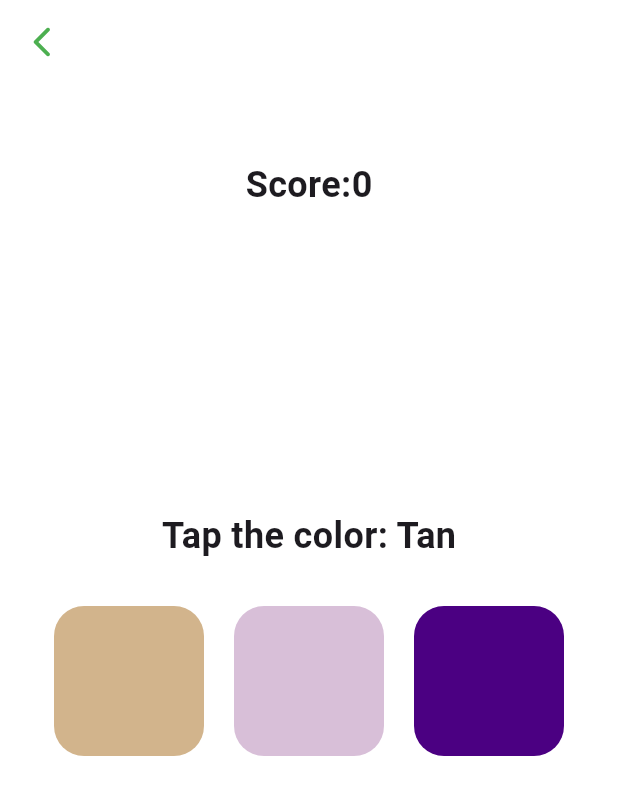
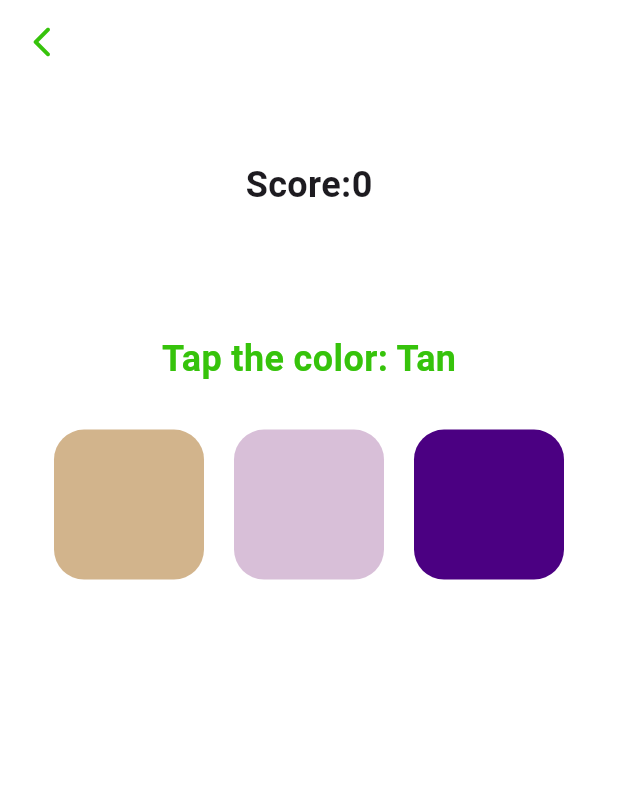
Before and after one commit to nahommb/edutainment-app, a Flutter app: the ColorMatchGameScreen screen opened by its route, on a phone screen of 412 x 824 dp. Shown: the top 795 px of the screen. Run offline on Flutter 3.47's test engine with Material 3 defaults, Android fonts, the phone set to English and light mode, and no system bars; our stand-ins replace convex_bottom_bar, flutter_bloc, hydrated_bloc, smooth_page_indicator.

Commit message:
edit screen

```diff
--- a/lib/core/theme/colors_data.dart
+++ b/lib/core/theme/colors_data.dart
@@ -1,7 +1,7 @@
 import 'package:flutter/material.dart';
 
 class AppColors{
-  static const primary = Colors.green;
+  static const primary = Color(0xFF36C30B);
   static const lightBackground = Colors.white;
   static const darkBackground = Colors.black;
   static const gray = Colors.grey;
--- a/lib/presentation/screens/color_match_game_screen.dart
+++ b/lib/presentation/screens/color_match_game_screen.dart
@@ -2,6 +2,8 @@ import 'dart:math';
 import 'package:edutainment_app/data/game_data.dart';
 import 'package:edutainment_app/presentation/widgets/custom_app_bar.dart';
 import 'package:flutter/material.dart';
+
+import '../../core/theme/colors_data.dart';
 
 class ColorMatchGameScreen extends StatefulWidget {
 
@@ -62,21 +64,23 @@ class _ColorMatchGameState extends State<ColorMatchGameScreen> {
 
   @override
   Widget build(BuildContext context) {
+    double screenHeight = MediaQuery.of(context).size.height;
+
     return Scaffold(
-      backgroundColor: Colors.white,
+      // backgroundColor: Colors.white,
       appBar: CustomAppBar(),
       body: Column(
         children: [
           SizedBox(height: 50,),
           Text('Score:$score',style: const TextStyle(fontSize: 24, fontWeight: FontWeight.bold)),
-          SizedBox(height: 200,),
+          SizedBox(height: screenHeight*0.1,),
           Center(
             child: Column(
               mainAxisAlignment: MainAxisAlignment.center,
               children: [
                 Text(
                   'Tap the color: ${correctColor['name']}',
-                  style: const TextStyle(fontSize: 24, fontWeight: FontWeight.bold),
+                  style: TextStyle(fontSize: 24, fontWeight: FontWeight.bold,color: AppColors.primary),
                 ),
                 const SizedBox(height: 30),
                 Wrap(
--- a/lib/presentation/screens/game_screen.dart
+++ b/lib/presentation/screens/game_screen.dart
@@ -128,7 +128,7 @@ class GameScreen extends StatelessWidget {
                                   imagepath: 'assets/images/pic_answer_image.png',
                                   gameName: 'Pic Answer 9',
                                   onTap: () {
-                                    Navigator.pushNamed(context, ColorMatchGameScreen.routeName);
+                                    Navigator.pushNamed(context, PicAnswerScreen.routeName);
                                   },
                                 ),
                               ],
```
Also changed, not shown: lib/presentation/screens/main_screen.dart (+27 -2 lines).
